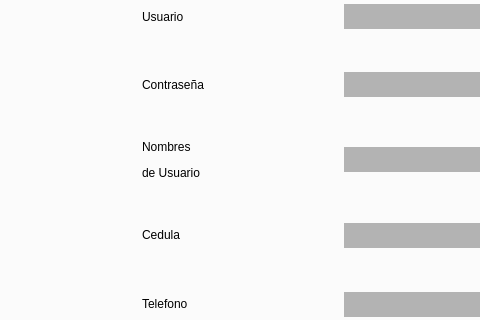
The window that ui/usuarios.ui (juliosi02/YSR-Control-de-Inventario) describes before a commit, drawn with Qt 5; both pictures show x 227 to 707 and y 163 to 483 of the 1090 by 751 pixel window.
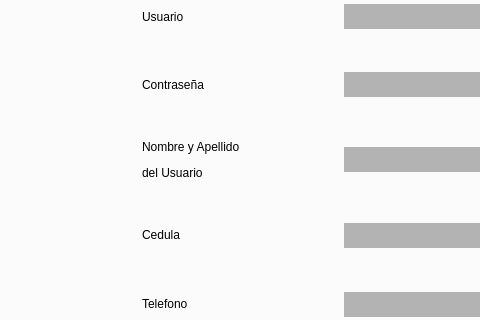
The same window after the commit.

Commit message: Correciones del dia sabado listas(casi todas) arreglos en los metodos de agg consumibles y herramientas se le añadieron validaciones a los metodos de editar y agg herramientas y consumibles arreglos en la ui de menu principal en los apartados de añadir herramientas y consumibles

What changed in the file:
```diff
--- a/ui/usuarios.ui
+++ b/ui/usuarios.ui
@@ -290,7 +290,7 @@
               <item>
                <widget class="QLabel" name="label_7">
                 <property name="text">
-                 <string>&lt;html&gt;&lt;head/&gt;&lt;body&gt;&lt;p&gt;Nombres&lt;/p&gt;&lt;p&gt;de Usuario&lt;/p&gt;&lt;/body&gt;&lt;/html&gt;</string>
+                 <string>&lt;html&gt;&lt;head/&gt;&lt;body&gt;&lt;p&gt;Nombre  y Apellido&lt;/p&gt;&lt;p&gt;del Usuario&lt;/p&gt;&lt;/body&gt;&lt;/html&gt;</string>
                 </property>
                </widget>
               </item>
```
Left out of the diff: 6 changed lines with no effect on the pictures. The commit also changes 5 other files.
